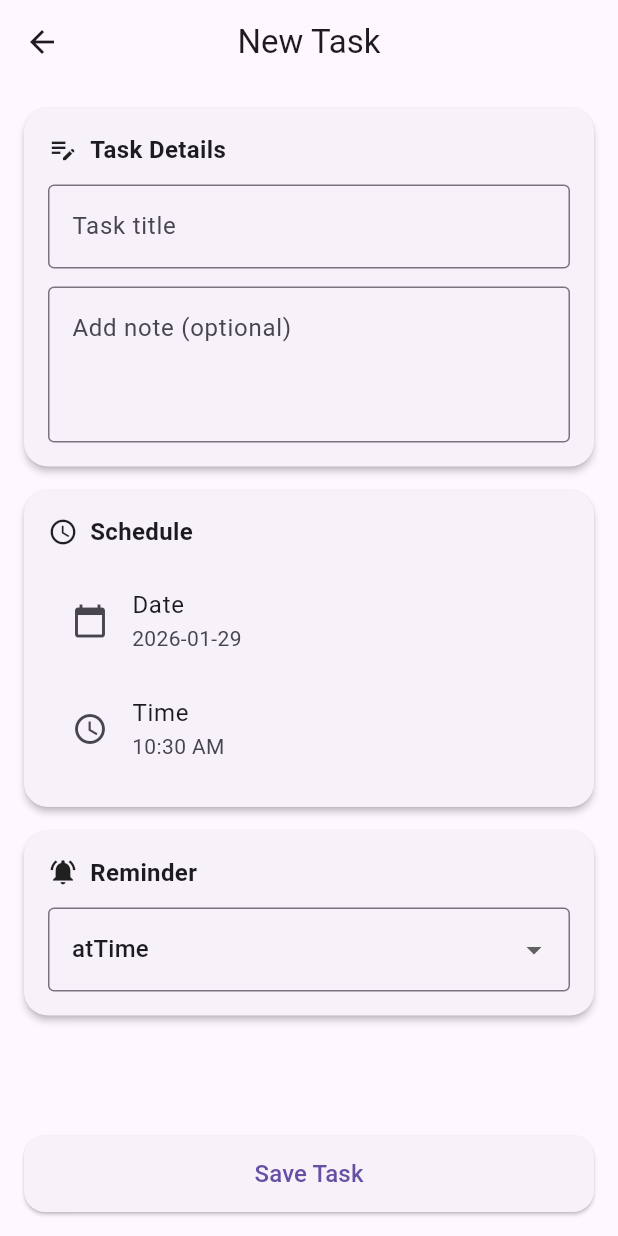
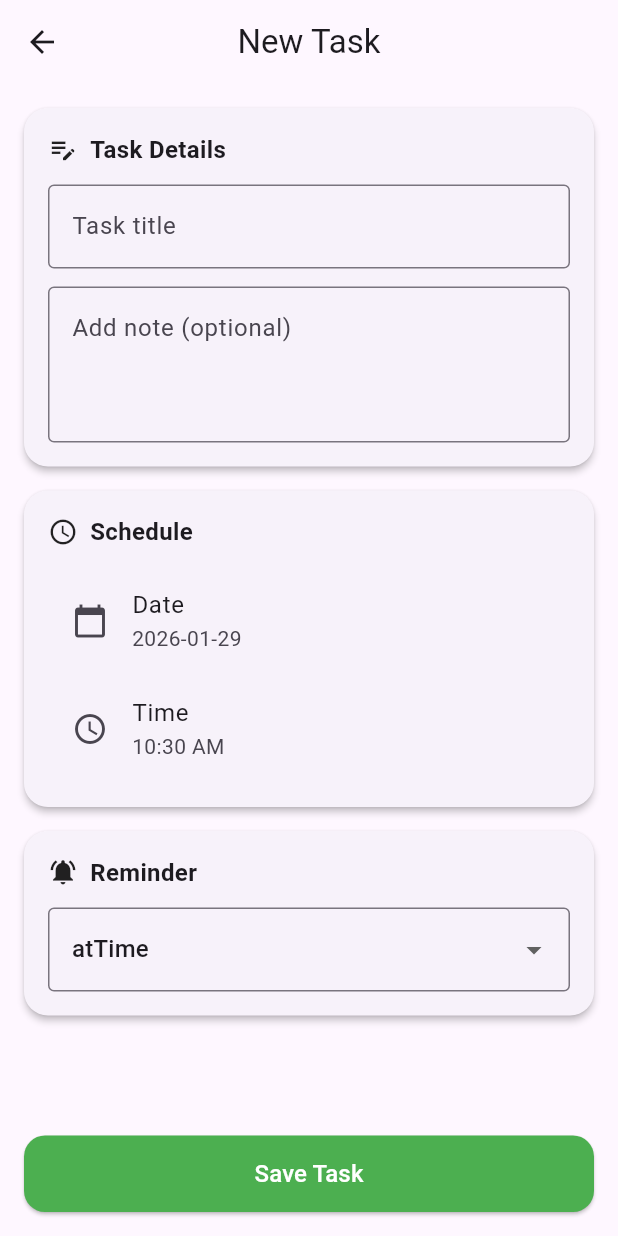
Before and after one commit to mahmud002/Bd_Calender, a Flutter app: the TaskFormPage screen opened directly, on a phone screen of 412 x 824 dp. Run offline on Flutter 3.47's test engine with Material 3 defaults, Android fonts, the phone set to English and light mode, and no system bars; our stand-ins replace cloud_firestore, firebase_core, hive, hive_flutter, shared_preferences; accounts and stored records are empty.

Commit message:
Prepare production release v1.0.x

```diff
--- a/lib/screens/task_form_page.dart
+++ b/lib/screens/task_form_page.dart
@@ -253,7 +253,7 @@ class _TaskFormPageState extends State<TaskFormPage> {
           child: ElevatedButton(
             style: ElevatedButton.styleFrom(
               padding: const EdgeInsets.symmetric(vertical: 14),
-
+              backgroundColor: Colors.green,
               shape: RoundedRectangleBorder(
                 borderRadius: BorderRadius.circular(14),
               ),
@@ -266,8 +266,9 @@ class _TaskFormPageState extends State<TaskFormPage> {
 
             child: const Text(
               'Save Task',
-              style: TextStyle(fontSize: 16),
+              style: TextStyle(fontSize: 16, color: Colors.white),
             ),
+
           ),
         ),
       ),
```
Also changed, not shown: lib/screens/home_screen.dart (+11 -2 lines).
